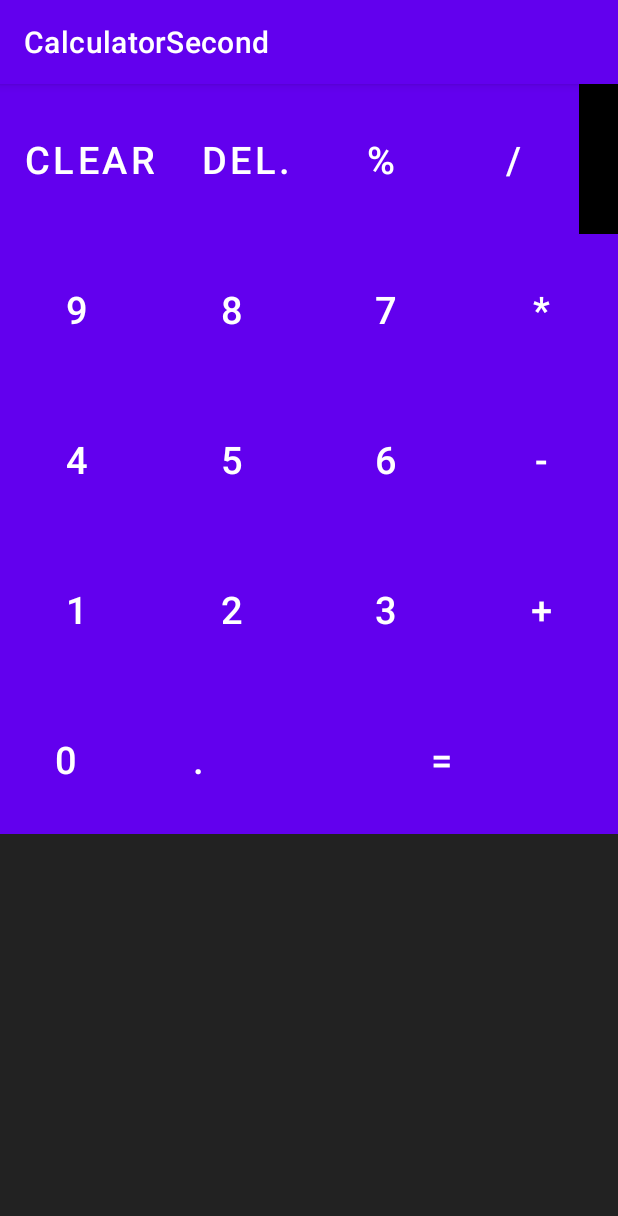
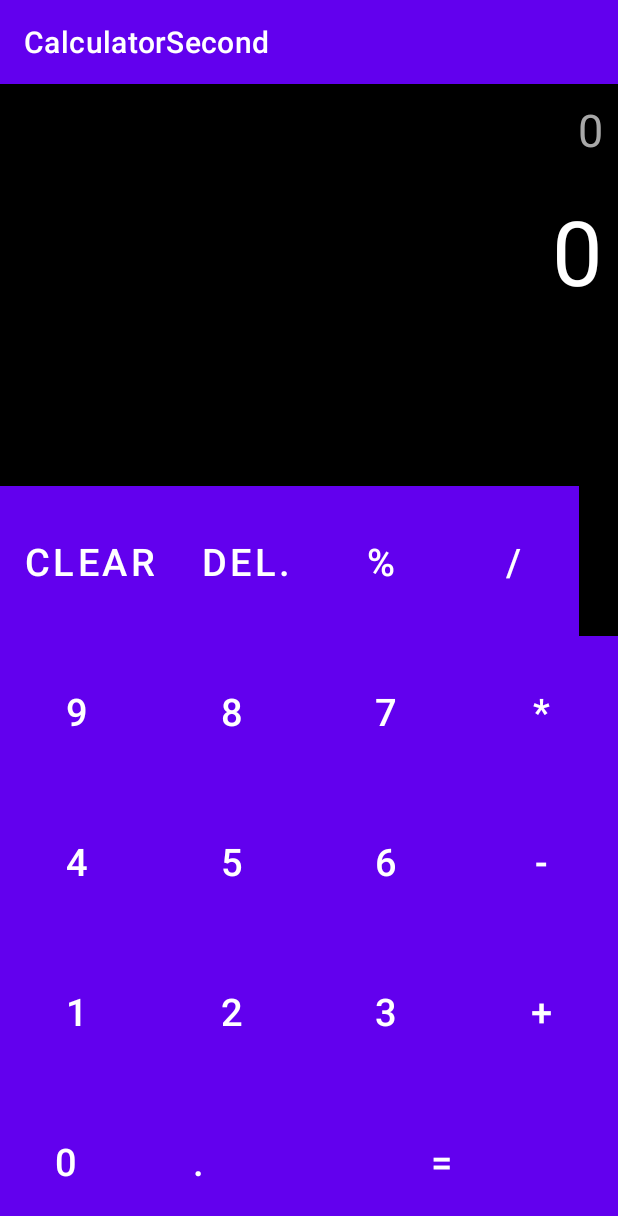
Before and after one commit to SaidovMh/repo-test, an Android app: the screen it shows after launch (MainActivity), on a phone screen of 412 x 824 dp. Shown: the top 1216 px of the screen. Run offline under Robolectric (Android 15) with nearby library versions, the phone set to English and light mode, and no system bars.

Commit message:
Нет особо больших изменений доавил всего лишь немножнко гравитации

```diff
--- a/calculator/CalculatorSecond/app/src/main/res/layout/activity_main.xml
+++ b/calculator/CalculatorSecond/app/src/main/res/layout/activity_main.xml
@@ -4,12 +4,16 @@
     xmlns:tools="http://schemas.android.com/tools"
     android:layout_width="match_parent"
     android:layout_height="match_parent"
-    android:background="@color/darkGray"
+    android:background="@color/black"
     tools:context=".MainActivity">
 
+    <FrameLayout
+        android:layout_width="match_parent"
+        android:layout_height="match_parent">
+
         <TextView
-        android:layout_width="wrap_content"
-        android:layout_height="wrap_content"
+            android:layout_width="match_parent"
+            android:layout_height="match_parent"
             app:layout_constraintBottom_toBottomOf="parent"
             app:layout_constraintLeft_toLeftOf="parent"
             app:layout_constraintRight_toRightOf="parent"
@@ -20,13 +24,19 @@
             android:layout_width="match_parent"
             android:layout_height="wrap_content"
             tools:layout_editor_absoluteX="0dp"
-        tools:layout_editor_absoluteY="0dp" />
+            tools:layout_editor_absoluteY="0dp"
+            android:layout_gravity="end"/>
 
         <include
             layout="@layout/keyboard"
             android:layout_width="match_parent"
             android:layout_height="wrap_content"
+            android:layout_gravity="bottom"
             tools:layout_editor_absoluteX="0dp"
             tools:layout_editor_absoluteY="230dp" />
 
+    </FrameLayout>
+
+
+
 </androidx.constraintlayout.widget.ConstraintLayout>
--- a/calculator/CalculatorSecond/app/src/main/res/layout/input.xml
+++ b/calculator/CalculatorSecond/app/src/main/res/layout/input.xml
@@ -2,7 +2,7 @@
 <LinearLayout xmlns:android="http://schemas.android.com/apk/res/android"
     android:orientation="vertical"
     android:layout_width="match_parent"
-    android:layout_height="match_parent"
+    android:layout_height="wrap_content"
     android:background="@color/darkGray">
 
     <TextView
--- a/calculator/CalculatorSecond/app/src/main/res/layout/keyboard.xml
+++ b/calculator/CalculatorSecond/app/src/main/res/layout/keyboard.xml
@@ -2,8 +2,10 @@
 <LinearLayout xmlns:android="http://schemas.android.com/apk/res/android"
     android:orientation="vertical"
     android:layout_width="match_parent"
-    android:layout_height="match_parent"
-    android:background="@color/black">
+    android:layout_height="wrap_content"
+    android:background="@color/black"
+    android:layout_gravity="bottom">
+
 
     <LinearLayout
         android:layout_width="match_parent"
```
Lines whose indentation alone changed are shown as unchanged.
